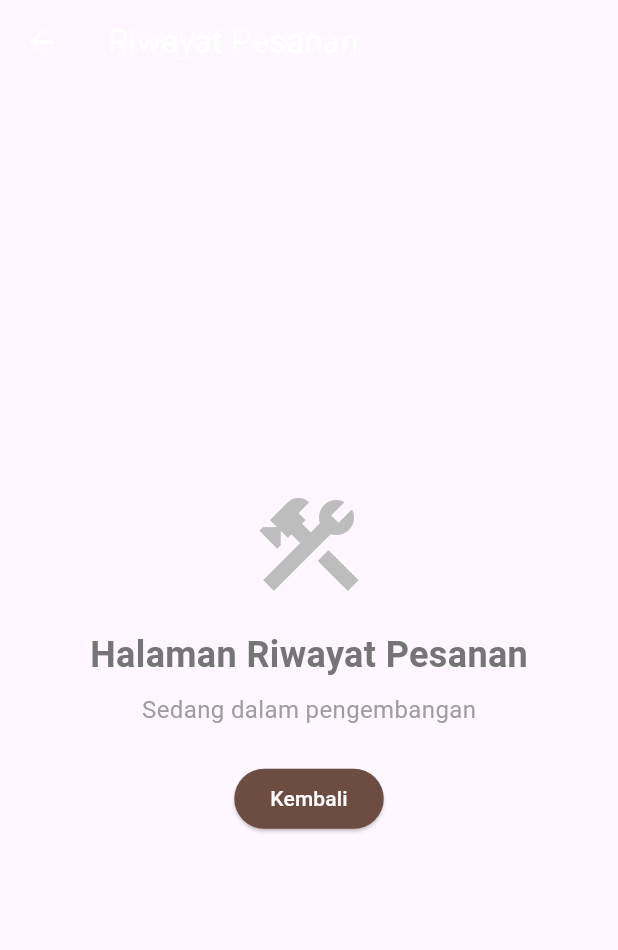
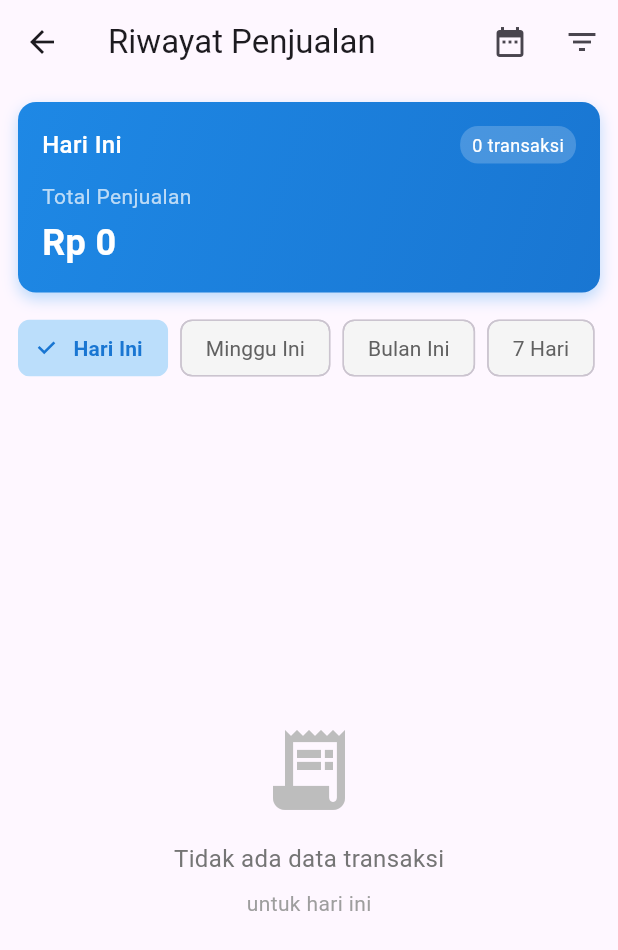
Before and after one commit to rendyokts/warkopos, a Flutter app: the HomeScreen screen opened directly, after a tap on "Riwayat", on a phone screen of 412 x 824 dp. Shown: the top 950 px of the screen. Run offline on Flutter 3.47's test engine with Material 3 defaults, Android fonts, the phone set to English and light mode, and no system bars; our stand-ins replace shared_preferences; accounts and stored records are empty; network calls fail.

Commit message:
riwayat transaksi

```diff
--- a/lib/home/home_screen.dart
+++ b/lib/home/home_screen.dart
@@ -4,6 +4,7 @@ import 'package:warkopos/auth/profile_screen.dart';
 import 'package:warkopos/const/base_url.dart';
 import 'package:warkopos/models/transaksi_harian.dart';
 import 'package:warkopos/order/new_order_screen.dart';
+import 'package:warkopos/transaction_history/sales_history_screen.dart';
 import 'package:http/http.dart' as http;
 import 'dart:convert';
 
@@ -98,9 +99,7 @@ class _HomeScreenState extends State<HomeScreen> {
       case 'history':
         Navigator.push(
           context,
-          MaterialPageRoute(
-            builder: (context) => _buildPlaceholderScreen('Riwayat Pesanan'),
-          ),
+          MaterialPageRoute(builder: (context) => SalesHistoryScreen()),
         );
         break;
       case 'report':
--- /dev/null
+++ b/lib/models/sale_transaction.dart
@@ -0,0 +1,34 @@
+// import 'package:flutter/foundation.dart';
+
+class SaleTransaction {
+  final int id;
+  final String kodeTransaksi;
+  final DateTime tanggal;
+  final double total;
+  final String? pembayaran;
+  final int userId;
+
+  SaleTransaction({
+    required this.id,
+    required this.kodeTransaksi,
+    required this.tanggal,
+    required this.total,
+    required this.pembayaran,
+    required this.userId,
+
+  });
+
+  // Hitung total item
+  // int get totalItems => items.fold(0, (sum, item) => sum + item.quantity);
+
+  factory SaleTransaction.fromJson(Map<String, dynamic> json) {
+    return SaleTransaction(
+      id: json['id'],
+      kodeTransaksi: json['kode_transaksi'],
+      tanggal: DateTime.parse(json['tanggal']),
+      total: (json['total'] as num).toDouble(),
+      pembayaran: json['pembayaran']?.toString(),
+      userId: json['user_id'],
+    );
+  }
+}
--- /dev/null
+++ b/lib/services/transaction_service.dart
@@ -0,0 +1,118 @@
+import 'dart:convert';
+
+import 'package:warkopos/const/base_url.dart';
+import 'package:warkopos/models/sale_transaction.dart';
+import 'package:warkopos/auth/auth_helper.dart';
+import 'package:http/http.dart' as http;
+
+class ApiService {
+
+  // Method untuk mengambil semua transaksi dari rentang tanggal
+  static Future<List<SaleTransaction>> getAllTransactions({
+    DateTime? startDate,
+    DateTime? endDate,
+  }) async {
+    try {
+      List<SaleTransaction> allTransactions = [];
+
+      // Jika tidak ada tanggal yang diberikan, ambil data dari 30 hari terakhir
+      DateTime start = startDate ?? DateTime.now().subtract(Duration(days: 30));
+      DateTime end = endDate ?? DateTime.now();
+
+      // Loop untuk setiap tanggal dalam rentang
+      for (DateTime date = start; date.isBefore(end.add(Duration(days: 1))); date = date.add(Duration(days: 1))) {
+        String formattedDate = _formatDate(date);
+
+        try {
+          List<SaleTransaction> dailyTransactions = await getTransactionList(tanggal: formattedDate);
+          allTransactions.addAll(dailyTransactions);
+        } catch (e) {
+          print("Error getting transactions for date $formattedDate: $e");
+          // Lanjutkan ke tanggal berikutnya meskipun ada error
+        }
+      }
+
+      return allTransactions;
+    } catch (e) {
+      throw Exception('Error getting all transactions: $e');
+    }
+  }
+
+  // Method untuk mengambil transaksi berdasarkan tanggal tertentu
+  static Future<List<SaleTransaction>> getTransactionList({String? tanggal}) async {
+    try {
+      String url = '${BaseUrl.baseUrl}/transaksi/list';
+      if (tanggal != null && tanggal.isNotEmpty) {
+        url += '?tanggal=$tanggal';
+      }
+
+      final uri = Uri.parse(url);
+      final response = await http.get(
+        uri,
+        headers: await AuthHelper.getAuthHeaders(),
+      );
+
+      print("API Response for date $tanggal: ${response.body}");
+
+      if (response.statusCode == 200) {
+        final data = json.decode(response.body);
+        if (data['success']) {
+          return (data['data'] as List)
+              .map((item) => SaleTransaction.fromJson(item))
+              .toList();
+        } else {
+          throw Exception('API success false: ${data['message']}');
+        }
+      } else {
+        throw Exception('Status code: ${response.statusCode}');
+      }
+    } catch (e) {
+      throw Exception('Error: $e');
+    }
+  }
+
+  // Method untuk mengambil transaksi bulan ini
+  static Future<List<SaleTransaction>> getThisMonthTransactions() async {
+    DateTime now = DateTime.now();
+    DateTime startOfMonth = DateTime(now.year, now.month, 1);
+    DateTime endOfMonth = DateTime(now.year, now.month + 1, 1).subtract(Duration(days: 1));
+
+    return await getAllTransactions(startDate: startOfMonth, endDate: endOfMonth);
+  }
+
+  // Method untuk mengambil transaksi hari ini
+  static Future<List<SaleTransaction>> getTodayTransactions() async {
+    DateTime today = DateTime.now();
+    return await getAllTransactions(startDate: today, endDate: today);
+  }
+
+  // Method untuk mengambil transaksi minggu ini
+  static Future<List<SaleTransaction>> getThisWeekTransactions() async {
+    DateTime now = DateTime.now();
+    DateTime startOfWeek = now.subtract(Duration(days: now.weekday - 1));
+    DateTime endOfWeek = startOfWeek.add(Duration(days: 6));
+
+    return await getAllTransactions(startDate: startOfWeek, endDate: endOfWeek);
+  }
+
+  // Helper method untuk format tanggal ke string YYYY-MM-DD
+  static String _formatDate(DateTime date) {
+    return "${date.year}-${date.month.toString().padLeft(2, '0')}-${date.day.toString().padLeft(2, '0')}";
+  }
+
+  // Method untuk mengambil transaksi dengan rentang tanggal custom
+  static Future<List<SaleTransaction>> getTransactionsByDateRange({
+    required DateTime startDate,
+    required DateTime endDate,
+  }) async {
+    return await getAllTransactions(startDate: startDate, endDate: endDate);
+  }
+
+  // Method untuk mengambil transaksi dengan batasan jumlah hari ke belakang
+  static Future<List<SaleTransaction>> getRecentTransactions({int days = 7}) async {
+    DateTime endDate = DateTime.now();
+    DateTime startDate = endDate.subtract(Duration(days: days));
+
+    return await getAllTransactions(startDate: startDate, endDate: endDate);
+  }
+}
--- /dev/null
+++ b/lib/transaction_history/sales_history_screen.dart
@@ -0,0 +1,531 @@
+import 'package:flutter/material.dart';
+import 'package:intl/intl.dart';
+import '../models/sale_transaction.dart';
+import '../services/transaction_service.dart';
+
+class SalesHistoryScreen extends StatefulWidget {
+  @override
+  _SalesHistoryScreenState createState() => _SalesHistoryScreenState();
+}
+
+class _SalesHistoryScreenState extends State<SalesHistoryScreen> {
+  List<SaleTransaction> transactions = [];
+  bool isLoading = false;
+  String selectedFilter = 'today'; // Default filter
+  String? selectedDate; // untuk custom date
+
+  @override
+  void initState() {
+    super.initState();
+    // Set default values dengan proper initialization
+    selectedFilter = 'today';
+    selectedDate = null;
+    loadTransactions();
+  }
+
+  void loadTransactions({String? filter, String? customDate}) async {
+    setState(() {
+      isLoading = true;
+      if (filter != null) {
+        selectedFilter = filter;
+        // Reset selectedDate jika bukan custom filter
+        if (filter != 'custom') {
+          selectedDate = null;
+        }
+      }
+      if (customDate != null) {
+        selectedDate = customDate;
+        selectedFilter = 'custom';
+      }
+    });
+
+    try {
+      List<SaleTransaction> result = [];
+
+      switch (selectedFilter) {
+        case 'today':
+          result = await ApiService.getTodayTransactions();
+          break;
+        case 'week':
+          result = await ApiService.getThisWeekTransactions();
+          break;
+        case 'month':
+          result = await ApiService.getThisMonthTransactions();
+          break;
+        case 'recent':
+          result = await ApiService.getRecentTransactions(days: 7);
+          break;
+        case 'all':
+          result = await ApiService.getAllTransactions();
+          break;
+        case 'custom':
+          if (selectedDate != null && selectedDate!.isNotEmpty) {
+            result = await ApiService.getTransactionList(tanggal: selectedDate);
+          } else {
+            // Jika tidak ada tanggal yang dipilih, tampilkan hari ini sebagai fallback
+            result = await ApiService.getTodayTransactions();
+            selectedFilter = 'today';
+          }
+          break;
+        default:
+          result = await ApiService.getTodayTransactions();
+      }
+
+      setState(() {
+        transactions = result;
+      });
+    } catch (e) {
+      print("Error loading transactions: $e"); // Debug log
+      ScaffoldMessenger.of(context).showSnackBar(
+        SnackBar(
+          content: Text("Gagal memuat data: $e"),
+          backgroundColor: Colors.red,
+        ),
+      );
+      // Set empty list jika error
+      setState(() {
+        transactions = [];
+      });
+    } finally {
+      setState(() {
+        isLoading = false;
+      });
+    }
+  }
+
+  double get totalSales => transactions.fold(0, (sum, t) => sum + t.total);
+
+  String getFilterDisplayText() {
+    switch (selectedFilter) {
+      case 'today':
+        return 'Hari Ini';
+      case 'week':
+        return 'Minggu Ini';
+      case 'month':
+        return 'Bulan Ini';
+      case 'recent':
+        return '7 Hari Terakhir';
+      case 'all':
+        return 'Semua Data (30 Hari)';
+      case 'custom':
+        if (selectedDate != null && selectedDate!.isNotEmpty) {
+          try {
+            DateTime parsedDate = DateTime.parse(selectedDate!);
+            return 'Tanggal: ${DateFormat('dd MMM yyyy').format(parsedDate)}';
+          } catch (e) {
+            return 'Tanggal: $selectedDate';
+          }
+        }
+        return 'Pilih Tanggal';
+      default:
+        return 'Hari Ini';
+    }
+  }
+
+  @override
+  Widget build(BuildContext context) {
+    return Scaffold(
+      appBar: AppBar(
+        title: Text('Riwayat Penjualan'),
+        actions: [
+          IconButton(
+            icon: Icon(Icons.date_range),
+            onPressed: () async {
+              try {
+                DateTime? pickedDate = await showDatePicker(
+                  context: context,
+                  initialDate: selectedDate != null
+                      ? DateTime.tryParse(selectedDate!) ?? DateTime.now()
+                      : DateTime.now(),
+                  firstDate: DateTime(2020),
+                  lastDate: DateTime.now().add(Duration(days: 1)), // Tidak bisa pilih tanggal masa depan
+                );
+
+                if (pickedDate != null) {
+                  final dateStr = DateFormat('yyyy-MM-dd').format(pickedDate);
+                  print("Selected date: $dateStr"); // Debug log
+                  loadTransactions(filter: 'custom', customDate: dateStr);
+                }
+              } catch (e) {
+                print("Error picking date: $e"); // Debug log
+                ScaffoldMessenger.of(context).showSnackBar(
+                  SnackBar(
+                    content: Text("Error memilih tanggal: $e"),
+                    backgroundColor: Colors.red,
+                  ),
+                );
+              }
+            },
+          ),
+          PopupMenuButton<String>(
+            icon: Icon(Icons.filter_list),
+            onSelected: (value) {
+              loadTransactions(filter: value);
+            },
+            itemBuilder: (context) => [
+              PopupMenuItem(value: 'today', child: Text('Hari Ini')),
+              PopupMenuItem(value: 'week', child: Text('Minggu Ini')),
+              PopupMenuItem(value: 'month', child: Text('Bulan Ini')),
+              PopupMenuItem(value: 'recent', child: Text('7 Hari Terakhir')),
+              PopupMenuItem(value: 'all', child: Text('Semua Data (30 Hari)')),
+            ],
+          ),
+        ],
+      ),
+      body: Column(
+        children: [
+          // Filter Info Card
+          Container(
+            width: double.infinity,
+            margin: EdgeInsets.all(12),
+            padding: EdgeInsets.all(16),
+            decoration: BoxDecoration(
+              gradient: LinearGradient(
+                colors: [Colors.blue[600]!, Colors.blue[700]!],
+                begin: Alignment.topLeft,
+                end: Alignment.bottomRight,
+              ),
+              borderRadius: BorderRadius.circular(12),
+              boxShadow: [
+                BoxShadow(
+                  color: Colors.blue.withOpacity(0.3),
+                  blurRadius: 8,
+                  offset: Offset(0, 4),
+                ),
+              ],
+            ),
+            child: Column(
+              crossAxisAlignment: CrossAxisAlignment.start,
+              children: [
+                Row(
+                  mainAxisAlignment: MainAxisAlignment.spaceBetween,
+                  children: [
+                    Text(
+                      getFilterDisplayText(),
+                      style: TextStyle(
+                        color: Colors.white,
+                        fontSize: 16,
+                        fontWeight: FontWeight.w500,
+                      ),
+                    ),
+                    Container(
+                      padding: EdgeInsets.symmetric(horizontal: 8, vertical: 4),
+                      decoration: BoxDecoration(
+                        color: Colors.white.withOpacity(0.2),
+                        borderRadius: BorderRadius.circular(12),
+                      ),
+                      child: Text(
+                        '${transactions.length} transaksi',
+                        style: TextStyle(
+                          color: Colors.white,
+                          fontSize: 12,
+                        ),
+                      ),
+                    ),
+                  ],
+                ),
+                SizedBox(height: 12),
+                Text(
+                  'Total Penjualan',
+                  style: TextStyle(
+                    color: Colors.white70,
+                    fontSize: 14,
+                  ),
+                ),
+                SizedBox(height: 4),
+                Text(
+                  NumberFormat.currency(locale: 'id_ID', symbol: 'Rp ').format(totalSales),
+                  style: TextStyle(
+                    fontSize: 24,
+                    color: Colors.white,
+                    fontWeight: FontWeight.bold,
+                  ),
+                ),
+              ],
+            ),
+          ),
+
+          // Quick Filter Buttons
+          Container(
+            height: 50,
+            margin: EdgeInsets.symmetric(horizontal: 12),
+            child: ListView(
+              scrollDirection: Axis.horizontal,
+              children: [
+                _buildFilterChip('today', 'Hari Ini'),
+                _buildFilterChip('week', 'Minggu Ini'),
+                _buildFilterChip('month', 'Bulan Ini'),
+                _buildFilterChip('recent', '7 Hari'),
+                _buildFilterChip('all', 'Semua'),
+              ],
+            ),
+          ),
+
+          SizedBox(height: 12),
+
+          // Transaction List
+          Expanded(
+            child: isLoading
+                ? Center(
+              child: Column(
+                mainAxisAlignment: MainAxisAlignment.center,
+                children: [
+                  CircularProgressIndicator(),
+                  SizedBox(height: 16),
+                  Text('Memuat data transaksi...'),
+                ],
+              ),
+            )
+                : transactions.isEmpty
+                ? Center(
+              child: Column(
+                mainAxisAlignment: MainAxisAlignment.center,
+                children: [
+                  Icon(
+                    Icons.receipt_long,
+                    size: 64,
+                    color: Colors.grey[400],
+                  ),
+                  SizedBox(height: 16),
+                  Text(
+                    'Tidak ada data transaksi',
+                    style: TextStyle(
+                      fontSize: 16,
+                      color: Colors.grey[600],
+                    ),
+                  ),
+                  SizedBox(height: 8),
+                  Text(
+                    'untuk ${getFilterDisplayText().toLowerCase()}',
+                    style: TextStyle(
+                      fontSize: 14,
+                      color: Colors.grey[500],
+                    ),
+                  ),
+                ],
+              ),
+            )
+                : RefreshIndicator(
+              onRefresh: () async {
+                loadTransactions();
+              },
+              child: ListView.builder(
+                padding: EdgeInsets.symmetric(horizontal: 12),
+                itemCount: transactions.length,
+                itemBuilder: (context, index) {
+                  final trx = transactions[index];
+                  return Card(
+                    margin: EdgeInsets.only(bottom: 8),
+                    elevation: 2,
+                    shape: RoundedRectangleBorder(
+                      borderRadius: BorderRadius.circular(12),
+                    ),
+                    child: ListTile(
+                      contentPadding: EdgeInsets.all(16),
+                      leading: Container(
+                        width: 50,
+                        height: 50,
+                        decoration: BoxDecoration(
+                          color: Colors.green[100],
+                          borderRadius: BorderRadius.circular(25),
+                        ),
+                        child: Icon(
+                          Icons.receipt,
+                          color: Colors.green[600],
+                          size: 24,
+                        ),
+                      ),
+                      title: Text(
+                        trx.kodeTransaksi,
+                        style: TextStyle(
+                          fontWeight: FontWeight.bold,
+                          fontSize: 16,
+                        ),
+                      ),
+                      subtitle: Column(
+                        crossAxisAlignment: CrossAxisAlignment.start,
+                        children: [
+                          SizedBox(height: 4),
+                          Text(
+                            DateFormat('dd MMM yyyy, HH:mm').format(trx.tanggal),
+                            style: TextStyle(
+                              color: Colors.grey[600],
+                              fontSize: 13,
+                            ),
+                          ),
+                          if (trx.pembayaran != null)
+                            Text(
+                              'Pembayaran: ${trx.pembayaran}',
+                              style: TextStyle(
+                                color: Colors.blue[600],
+                                fontSize: 12,
+                              ),
+                            ),
+                        ],
+                      ),
+                      trailing: Column(
+                        crossAxisAlignment: CrossAxisAlignment.end,
+                        mainAxisAlignment: MainAxisAlignment.center,
+                        children: [
+                          Text(
+                            NumberFormat.currency(
+                              locale: 'id_ID',
+                              symbol: 'Rp ',
+                              decimalDigits: 0,
+                            ).format(trx.total),
+                            style: TextStyle(
+                              color: Colors.green[700],
+                              fontWeight: FontWeight.bold,
+                              fontSize: 16,
+                            ),
+                          ),
+                          Icon(
+                            Icons.arrow_forward_ios,
+                            size: 16,
+                            color: Colors.grey[400],
+                          ),
+                        ],
+                      ),
+                      onTap: () {
+                        _showTransactionDetail(trx);
+                      },
+                    ),
+                  );
+                },
+              ),
+            ),
+          ),
+        ],
+      ),
+    );
+  }
+
+  Widget _buildFilterChip(String value, String label) {
+    bool isSelected = selectedFilter == value;
+    return Container(
+      margin: EdgeInsets.only(right: 8),
+      child: FilterChip(
+        selected: isSelected,
+        label: Text(label),
+        onSelected: (selected) {
+          if (selected) {
+            loadTransactions(filter: value);
+          }
+        },
+        selectedColor: Colors.blue[100],
+        checkmarkColor: Colors.blue[700],
+        backgroundColor: Colors.grey[100],
+        labelStyle: TextStyle(
+          color: isSelected ? Colors.blue[700] : Colors.grey[700],
+          fontWeight: isSelected ? FontWeight.w600 : FontWeight.normal,
+        ),
+      ),
+    );
+  }
+
+  void _showTransactionDetail(SaleTransaction trx) {
+    showModalBottomSheet(
+      context: context,
+      isScrollControlled: true,
+      shape: RoundedRectangleBorder(
+        borderRadius: BorderRadius.vertical(top: Radius.circular(20)),
+      ),
+      builder: (context) {
+        return Container(
+          padding: EdgeInsets.all(20),
+          child: Column(
+            mainAxisSize: MainAxisSize.min,
+            crossAxisAlignment: CrossAxisAlignment.start,
+            children: [
+              // Handle bar
+              Center(
+                child: Container(
+                  width: 40,
+                  height: 4,
+                  decoration: BoxDecoration(
+                    color: Colors.grey[300],
+                    borderRadius: BorderRadius.circular(2),
+                  ),
+                ),
+              ),
+              SizedBox(height: 20),
+
+              // Title
+              Text(
+                'Detail Transaksi',
+                style: TextStyle(
+                  fontSize: 20,
+                  fontWeight: FontWeight.bold,
+                ),
+              ),
+              SizedBox(height: 20),
+
+              // Transaction details
+              _buildDetailRow('Kode Transaksi', trx.kodeTransaksi),
+              _buildDetailRow('Tanggal', DateFormat('dd MMM yyyy, HH:mm').format(trx.tanggal)),
+              _buildDetailRow('Total', NumberFormat.currency(locale: 'id_ID', symbol: 'Rp ').format(trx.total)),
+              _buildDetailRow('Pembayaran', trx.pembayaran ?? '-'),
+              _buildDetailRow('User ID', trx.userId.toString()),
+
+              SizedBox(height: 20),
+
+              // Close button
+              Container(
+                width: double.infinity,
+                child: ElevatedButton(
+                  onPressed: () => Navigator.pop(context),
+                  style: ElevatedButton.styleFrom(
+                    backgroundColor: Colors.blue[600],
+                    foregroundColor: Colors.white,
+                    shape: RoundedRectangleBorder(
+                      borderRadius: BorderRadius.circular(12),
+                    ),
+                    padding: EdgeInsets.symmetric(vertical: 16),
+                  ),
+                  child: Text('Tutup'),
+                ),
+              ),
+            ],
+          ),
+        );
+      },
+    );
+  }
+
+  Widget _buildDetailRow(String label, String value) {
+    return Padding(
+      padding: EdgeInsets.only(bottom: 16),
+      child: Row(
+        crossAxisAlignment: CrossAxisAlignment.start,
+        children: [
+          SizedBox(
+            width: 120,
+            child: Text(
+              label,
+              style: TextStyle(
+                color: Colors.grey[600],
+                fontSize: 14,
+              ),
+            ),
+          ),
+          Text(
+            ': ',
+            style: TextStyle(
+              color: Colors.grey[600],
+              fontSize: 14,
+            ),
+          ),
+          Expanded(
+            child: Text(
+              value,
+              style: TextStyle(
+                fontWeight: FontWeight.w600,
+                fontSize: 14,
+              ),
+            ),
+          ),
+        ],
+      ),
+    );
+  }
+}
```
Also changed, not shown: pubspec.lock.
